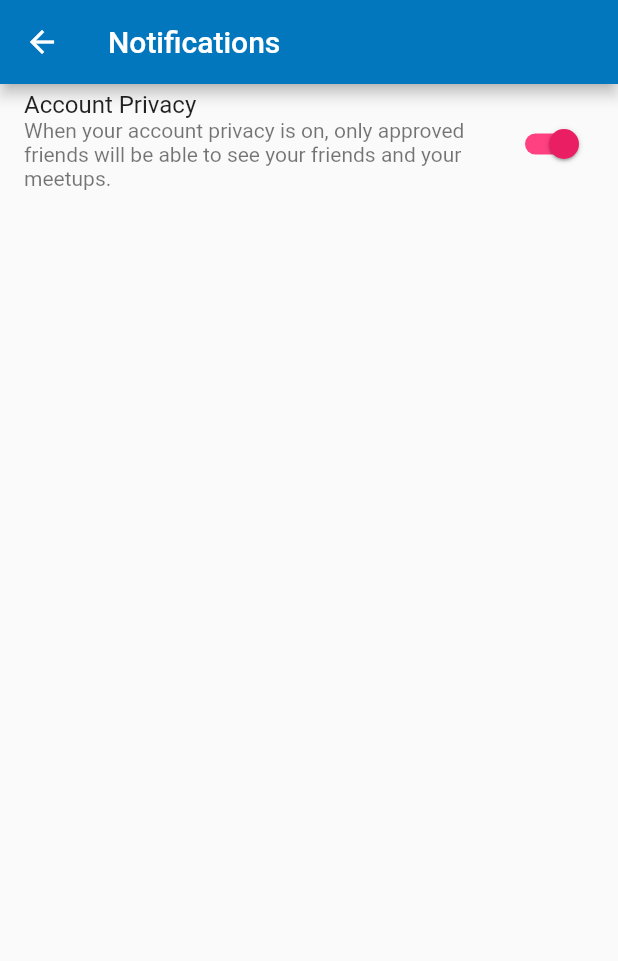
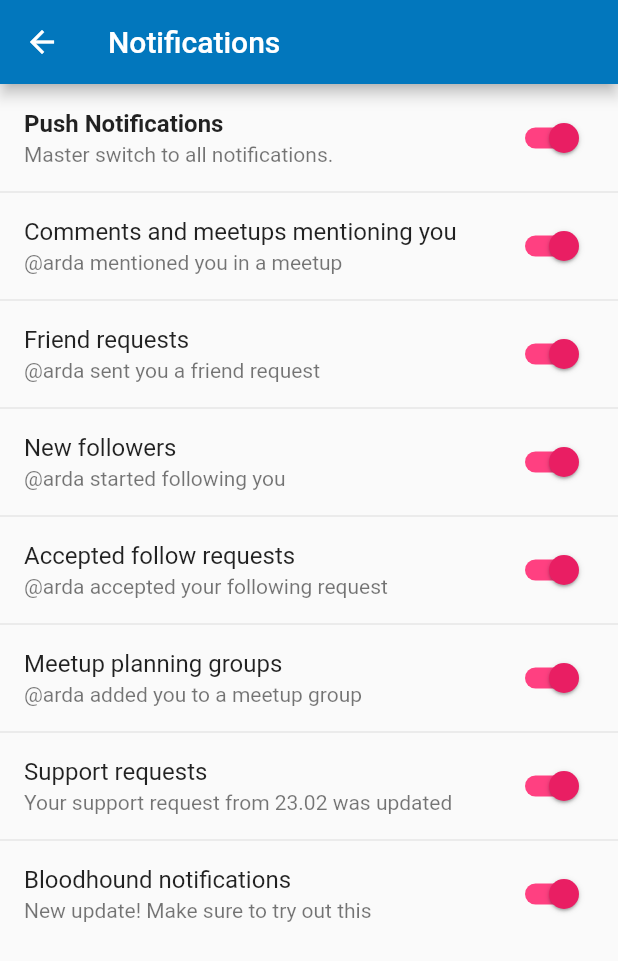
Before and after one commit to ardacebi/bloodhound, a Flutter app: the SettingsItemNotifications screen opened directly, on a phone screen of 412 x 824 dp. Shown: the top 961 px of the screen. Run offline on Flutter 3.47's test engine with Material 2 defaults, Android fonts, the phone set to English and light mode, and no system bars; our stand-ins replace file_picker; missing offline and left inert: rounded_letter; network calls fail.

Commit message:
notification modifications

```diff
--- a/lib/settings/item_notifications.dart
+++ b/lib/settings/item_notifications.dart
@@ -24,8 +24,92 @@ class _SettingsItemNotificationsState extends State<SettingsItemNotifications> {
                   onChanged: (value) {
                     setState(() {});
                   }),
-              title: Text('Account Privacy'),
-              subtitle: Text('When your account privacy is on, only approved friends will be able to see your friends and your meetups.'),
+              title: Text('Push Notifications', style: TextStyle(fontWeight: FontWeight.bold)),
+              subtitle: Text('Master switch to all notifications.'),
+              onTap: () {},
+            ),
+            ListTile(
+              trailing: new Switch(
+                  value: true,
+                  activeColor: Colors.pink,
+                  activeTrackColor: Colors.pinkAccent,
+                  onChanged: (value) {
+                    setState(() {});
+                  }),
+              title: Text('Comments and meetups mentioning you'),
+              subtitle: Text('@arda mentioned you in a meetup'),
+              onTap: () {},
+            ),
+            ListTile(
+              trailing: new Switch(
+                  value: true,
+                  activeColor: Colors.pink,
+                  activeTrackColor: Colors.pinkAccent,
+                  onChanged: (value) {
+                    setState(() {});
+                  }),
+              title: Text('Friend requests'),
+              subtitle: Text('@arda sent you a friend request'),
+              onTap: () {},
+            ),
+            ListTile(
+              trailing: new Switch(
+                  value: true,
+                  activeColor: Colors.pink,
+                  activeTrackColor: Colors.pinkAccent,
+                  onChanged: (value) {
+                    setState(() {});
+                  }),
+              title: Text('New followers'),
+              subtitle: Text('@arda started following you'),
+              onTap: () {},
+            ),
+            ListTile(
+              trailing: new Switch(
+                  value: true,
+                  activeColor: Colors.pink,
+                  activeTrackColor: Colors.pinkAccent,
+                  onChanged: (value) {
+                    setState(() {});
+                  }),
+              title: Text('Accepted follow requests'),
+              subtitle: Text('@arda accepted your following request'),
+              onTap: () {},
+            ),
+            ListTile(
+              trailing: new Switch(
+                  value: true,
+                  activeColor: Colors.pink,
+                  activeTrackColor: Colors.pinkAccent,
+                  onChanged: (value) {
+                    setState(() {});
+                  }),
+              title: Text('Meetup planning groups'),
+              subtitle: Text("@arda added you to a meetup group"),
+              onTap: () {},
+            ),
+            ListTile(
+              trailing: new Switch(
+                  value: true,
+                  activeColor: Colors.pink,
+                  activeTrackColor: Colors.pinkAccent,
+                  onChanged: (value) {
+                    setState(() {});
+                  }),
+              title: Text('Support requests'),
+              subtitle: Text('Your support request from 23.02 was updated'),
+              onTap: () {},
+            ),
+            ListTile(
+              trailing: new Switch(
+                  value: true,
+                  activeColor: Colors.pink,
+                  activeTrackColor: Colors.pinkAccent,
+                  onChanged: (value) {
+                    setState(() {});
+                  }),
+              title: Text('Bloodhound notifications'),
+              subtitle: Text('New update! Make sure to try out this'),
               onTap: () {},
             ),
 
```
